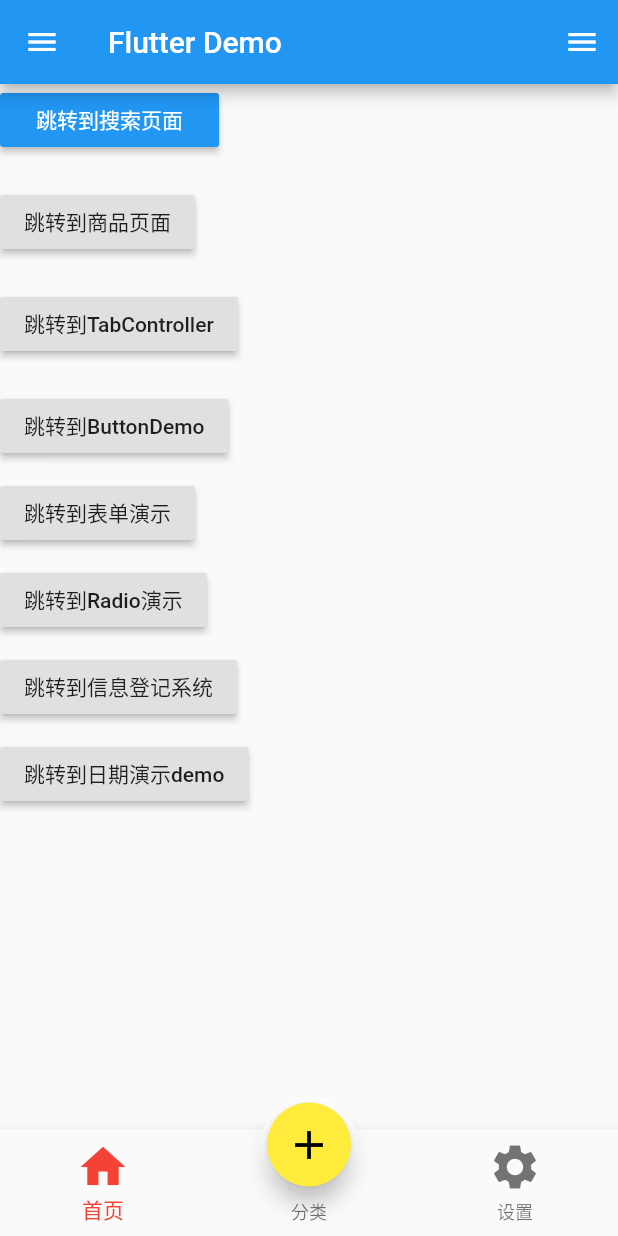
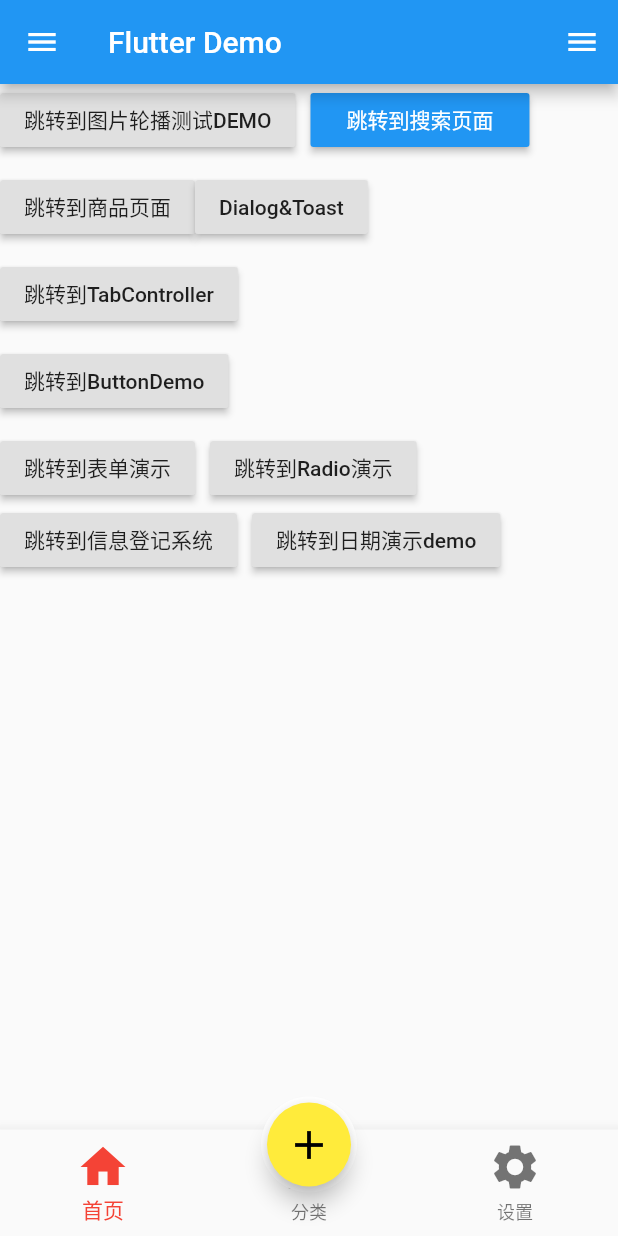
Before and after one commit to yanjiepeng/flutter_demo2, a Flutter app: the Tabs screen opened directly, after a tap on "跳转到商品页面", on a phone screen of 412 x 824 dp. Run offline on Flutter 3.47's test engine with Material 2 defaults, Android fonts, the phone set to English and light mode, and no system bars; our stand-ins replace date_format, flutter_swiper, fluttertoast; network calls fail.

Commit message:
新增对话框和轮播图片

```diff
--- a/lib/pages/tabs/Home.dart
+++ b/lib/pages/tabs/Home.dart
@@ -13,57 +13,85 @@ class _HomePageState extends State<HomePage> {
       crossAxisAlignment: CrossAxisAlignment.start,
       mainAxisAlignment: MainAxisAlignment.start,
       children: <Widget>[
+        Row(
+          children: <Widget>[
+            RaisedButton(
+                child: Text("跳转到图片轮播测试DEMO"),
+                onPressed: () {
+                  Navigator.pushNamed(context, '/swipperdemo');
+                }),
+            SizedBox(width: 10),
             RaisedButton(
                 child: Text("跳转到搜索页面"),
                 onPressed: () {
                   //路由跳转
-              Navigator.pushNamed(context, '/search', arguments: {"id": 123});
+                  Navigator.pushNamed(context, '/search',
+                      arguments: {"id": 123});
                 },
                 color: Theme.of(context).accentColor,
                 textTheme: ButtonTextTheme.primary),
-        SizedBox(height: 20),
+          ],
+        ),
+        SizedBox(height: 10),
+        Row(
+          children: <Widget>[
             RaisedButton(
                 child: Text("跳转到商品页面"),
                 onPressed: () {
                   Navigator.pushNamed(context, '/product');
                 }),
-        SizedBox(height: 20),
+            RaisedButton(
+                child: Text("Dialog&Toast"),
+                onPressed: () {
+                  Navigator.pushNamed(context, '/dialog');
+                }),
+
+
+
+          ],
+        ),
+
+        SizedBox(height: 10),
         RaisedButton(
             child: Text("跳转到TabController"),
             onPressed: () {
               Navigator.pushNamed(context, '/tabcontroller');
             }),
-        SizedBox(height: 20),
+        SizedBox(height: 10),
         RaisedButton(
             child: Text("跳转到ButtonDemo"),
             onPressed: () {
               Navigator.pushNamed(context, '/buttondemo');
             }),
         SizedBox(height: 10),
+        Wrap(
+          children: <Widget>[
             RaisedButton(
                 child: Text("跳转到表单演示"),
                 onPressed: () {
                   Navigator.pushNamed(context, '/textfielddemo');
                 }),
-        SizedBox(height: 10),
+            SizedBox(width: 10),
             RaisedButton(
                 child: Text("跳转到Radio演示"),
                 onPressed: () {
                   Navigator.pushNamed(context, '/RadioDemo');
                 }),
-        SizedBox(height: 10),
+            SizedBox(width: 10),
             RaisedButton(
                 child: Text("跳转到信息登记系统"),
                 onPressed: () {
                   Navigator.pushNamed(context, '/formdemo');
                 }),
-        SizedBox(height: 10),
+            SizedBox(width: 10),
             RaisedButton(
                 child: Text("跳转到日期演示demo"),
                 onPressed: () {
                   Navigator.pushNamed(context, '/datedemo');
                 }),
           ],
+        ),
+      ],
     );
   }
 }
--- a/lib/routes/Routes.dart
+++ b/lib/routes/Routes.dart
@@ -3,10 +3,12 @@ import 'package:flutter_demo2/date/Datedemo.dart';
 import 'package:flutter_demo2/pages/AppBarDemo.dart';
 import 'package:flutter_demo2/pages/BottomNavigation.dart';
 import 'package:flutter_demo2/pages/ButtonDemoPage.dart';
+import 'package:flutter_demo2/pages/DialogDemo.dart';
 import 'package:flutter_demo2/pages/FormPage.dart';
 import 'package:flutter_demo2/pages/Product.dart';
 import 'package:flutter_demo2/pages/ProductInfo.dart';
 import 'package:flutter_demo2/pages/RadioDemo.dart';
+import 'package:flutter_demo2/pages/SwipperDemo.dart';
 import 'package:flutter_demo2/pages/TabController.dart';
 import 'package:flutter_demo2/pages/Tabs.dart';
 import 'package:flutter_demo2/pages/TextFieldDemo.dart';
@@ -30,6 +32,8 @@ final routes = {
   '/RadioDemo': (context) => RadioDemo(),
   '/formdemo': (context) => FormDemoX(),
   '/datedemo': (context) => DateDemo(),
+  '/swipperdemo': (context) => SwiperDemo(),
+  '/dialog': (context) => DialogDemo(),
   '/search': (context, {arguments}) => SearchPage(arguments: arguments),
   '/product': (context, {arguments}) => ProductPage(arguments: arguments),
   '/productInfo': (context, {arguments}) => ProductInfo(arguments: arguments),
--- a/pubspec.yaml
+++ b/pubspec.yaml
@@ -24,6 +24,7 @@ dependencies:
   cupertino_icons: ^0.1.2
   fluttertoast: ^2.1.1
   date_format: ^1.0.6
+  flutter_swiper : ^1.1.6
   flutter_localizations:
     sdk: flutter
 
```
Also changed, not shown: lib/pages/DialogDemo.dart (added, +133 -0 lines), lib/pages/SwipperDemo.dart (added, +45 -0 lines), pubspec.lock. Lines whose indentation alone changed are shown as unchanged.
